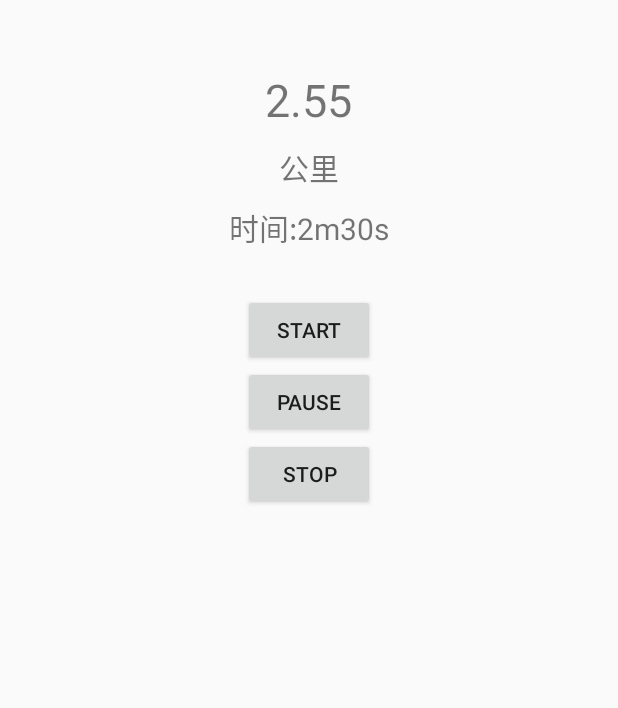
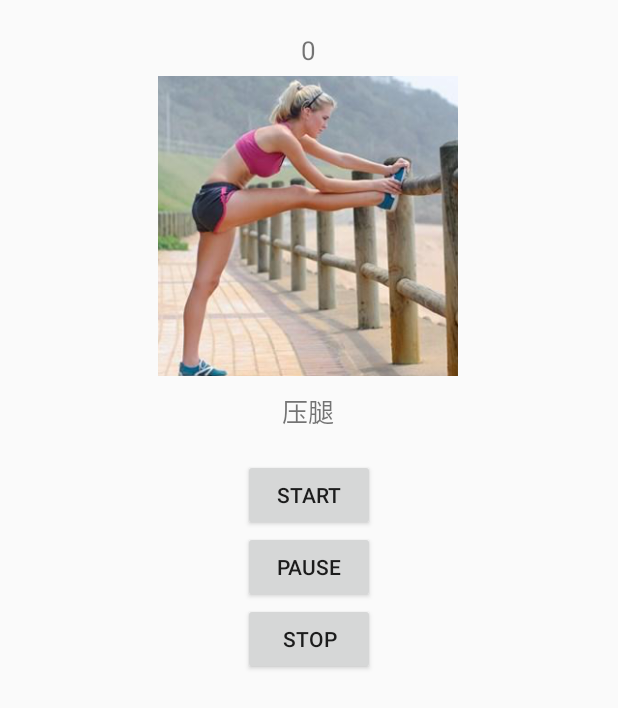
Before and after one commit to hjq123oo/Starun, an Android app: the screen it shows after launch (ExerciseActivity), on a phone screen of 412 x 824 dp. Shown: the top 708 px of the screen. Run offline under Robolectric (Android 15) with nearby library versions, the phone set to English and light mode, and no system bars; libraries missing offline, so code that uses them is left out: com.roughike.bottombar; 2 statements that could not run were skipped.

Commit message:
update ui

```diff
--- a/app/src/main/res/layout/activity_exercise.xml
+++ b/app/src/main/res/layout/activity_exercise.xml
@@ -8,12 +8,19 @@
 
     <RelativeLayout
         android:id="@+id/display_rl"
-        android:layout_width="180dp"
-        android:layout_height="180dp"
+        android:layout_width="290dp"
+        android:layout_centerHorizontal="true"
+        android:layout_height="290dp">
+
+        <RelativeLayout
+            android:visibility="invisible"
+            android:id="@+id/run_rl"
+            android:layout_width="match_parent"
+            android:layout_height="match_parent"
             android:layout_centerHorizontal="true">
 
             <TextView
-            android:id="@+id/dis_tv"
+                android:id="@+id/run_tv"
                 android:layout_width="wrap_content"
                 android:layout_height="wrap_content"
                 android:layout_centerHorizontal="true"
@@ -23,14 +30,14 @@
                 android:layout_marginTop="30dp"/>
 
             <TextView
-            android:id="@+id/unit_tv"
+                android:id="@+id/run_unit_tv"
                 android:layout_width="wrap_content"
                 android:layout_height="wrap_content"
                 android:layout_centerHorizontal="true"
                 android:gravity="center"
                 android:text="公里"
                 android:textSize="20sp"
-            android:layout_below="@id/dis_tv"
+                android:layout_below="@id/run_tv"
                 android:layout_marginTop="10dp"/>
 
             <TextView
@@ -41,11 +48,54 @@
                 android:gravity="center"
                 android:text="时间:2m30s"
                 android:textSize="20sp"
-            android:layout_below="@id/unit_tv"
+                android:layout_below="@id/run_unit_tv"
                 android:layout_marginTop="10dp"/>
 
 
         </RelativeLayout>
+
+        <RelativeLayout
+            android:id="@+id/warmUp_rl"
+            android:layout_width="match_parent"
+            android:layout_height="match_parent"
+            android:visibility="visible"
+            android:layout_centerHorizontal="true">
+
+            <TextView
+                android:layout_width="wrap_content"
+                android:layout_height="wrap_content"
+                android:text="0"
+                android:layout_centerHorizontal="true"
+                android:layout_alignParentTop="true"
+                android:layout_marginTop="5dp"
+                android:textSize="17sp"
+                android:id="@+id/timer_tv"/>
+
+            <ImageView
+                android:id="@+id/warmdis_iv"
+                android:layout_width="200dp"
+                android:layout_height="200dp"
+                android:src="@drawable/warmupsample"
+                android:layout_below="@id/timer_tv"
+                android:layout_marginTop="5dp"
+                android:layout_centerHorizontal="true"/>
+
+            <TextView
+                android:id="@+id/warmup_title_tv"
+                android:layout_width="wrap_content"
+                android:layout_height="wrap_content"
+                android:layout_centerHorizontal="true"
+                android:layout_below="@id/warmdis_iv"
+                android:textSize="17sp"
+                android:layout_marginTop="10dp"
+                android:text="压腿"
+                />
+
+        </RelativeLayout>
+
+    </RelativeLayout>
+
+
 
     <LinearLayout
         android:layout_below="@id/display_rl"
```
Also changed, not shown: app/src/main/res/drawable-hdpi/warmupsample.png (added). Lines whose indentation alone changed are shown as unchanged.
